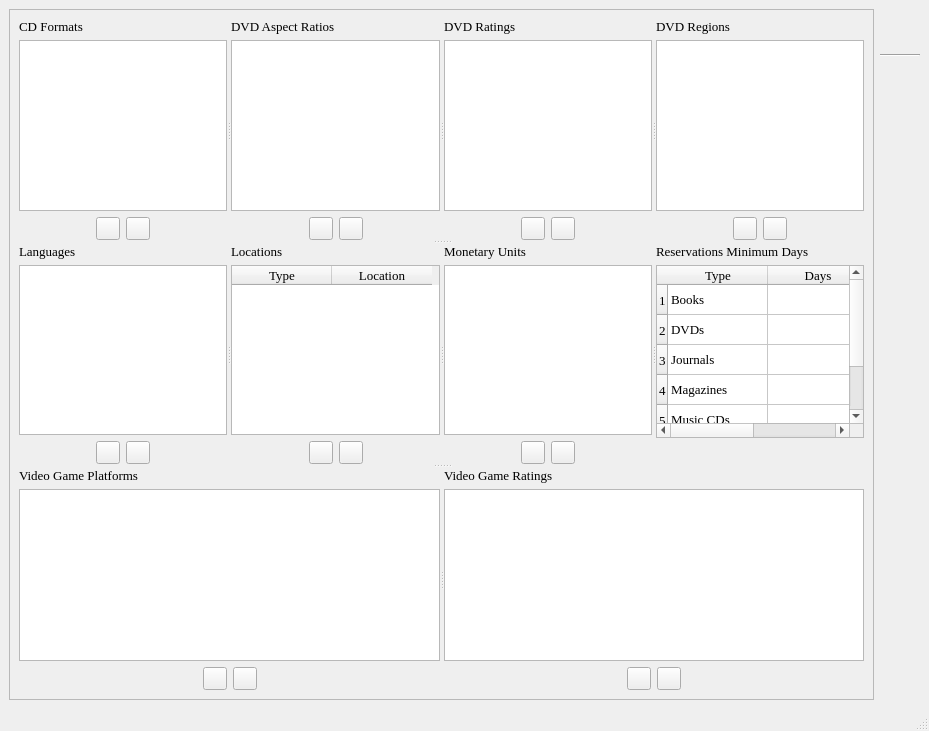
Old version of the form dbenumerations.ui in the repository textbrowser/biblioteq.
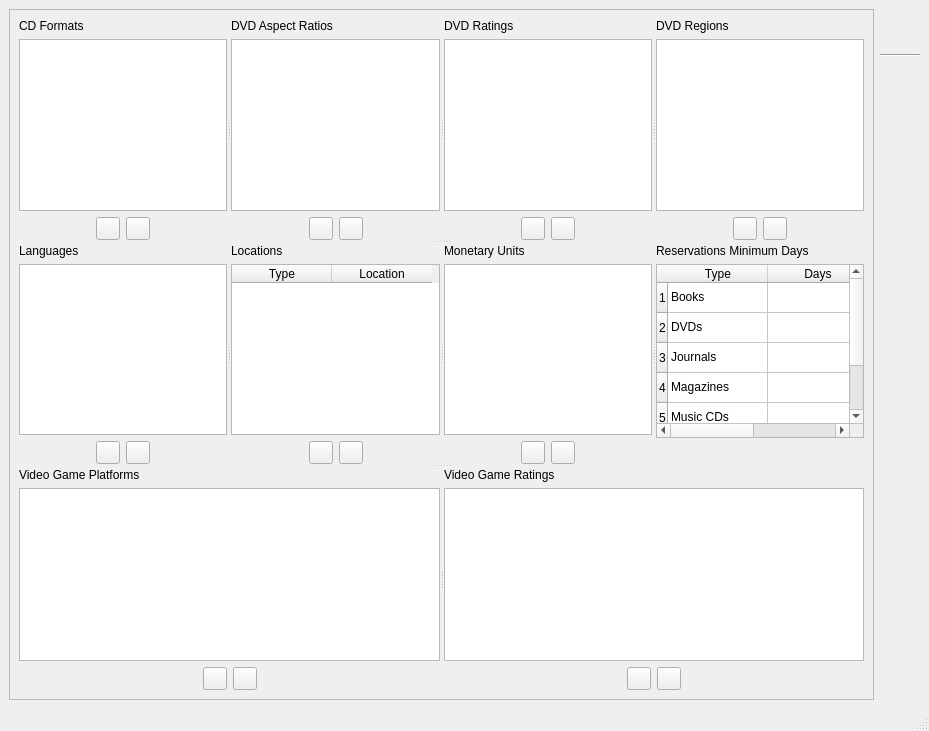
New version of the form. Icons and pictures are not drawn.

Commit message: Default fonts. Do not allow users to set their fonts on OS X systems as this distorts widgets.

The edit to the form file:
```diff
--- a/dbenumerations.ui
+++ b/dbenumerations.ui
@@ -10,12 +10,6 @@
     <height>731</height>
    </rect>
   </property>
-  <property name="font">
-   <font>
-    <family>Times</family>
-    <pointsize>10</pointsize>
-   </font>
-  </property>
   <property name="windowTitle">
    <string>BiblioteQ: Database Enumerations Browser</string>
   </property>
@@ -51,12 +45,6 @@
             <layout class="QVBoxLayout" name="verticalLayout_4">
              <item>
               <widget class="QLabel" name="label_4">
-               <property name="font">
-                <font>
-                 <family>Times</family>
-                 <pointsize>10</pointsize>
-                </font>
-               </property>
                <property name="text">
                 <string>CD Formats</string>
                </property>
@@ -135,12 +123,6 @@
             <layout class="QVBoxLayout" name="verticalLayout_5">
              <item>
               <widget class="QLabel" name="label_5">
-               <property name="font">
-                <font>
-                 <family>Times</family>
-                 <pointsize>10</pointsize>
-                </font>
-               </property>
                <property name="text">
                 <string>DVD Aspect Ratios</string>
                </property>
@@ -219,12 +201,6 @@
             <layout class="QVBoxLayout" name="verticalLayout_6">
              <item>
               <widget class="QLabel" name="label_6">
-               <property name="font">
-                <font>
-                 <family>Times</family>
-                 <pointsize>10</pointsize>
-                </font>
-               </property>
                <property name="text">
                 <string>DVD Ratings</string>
                </property>
@@ -303,12 +279,6 @@
             <layout class="QVBoxLayout" name="verticalLayout_13">
              <item>
               <widget class="QLabel" name="label_13">
-               <property name="font">
-                <font>
-                 <family>Times</family>
-                 <pointsize>10</pointsize>
-                </font>
-               </property>
                <property name="text">
                 <string>DVD Regions</string>
                </property>
@@ -392,12 +362,6 @@
             <layout class="QVBoxLayout" name="verticalLayout_2">
              <item>
               <widget class="QLabel" name="label_2">
-               <property name="font">
-                <font>
-                 <family>Times</family>
-                 <pointsize>10</pointsize>
-                </font>
-               </property>
                <property name="text">
                 <string>Languages</string>
                </property>
@@ -476,12 +440,6 @@
             <layout class="QVBoxLayout" name="_3">
              <item>
               <widget class="QLabel" name="label">
-               <property name="font">
-                <font>
-                 <family>Times</family>
-                 <pointsize>10</pointsize>
-                </font>
-               </property>
                <property name="text">
                 <string>Locations</string>
                </property>
@@ -571,12 +529,6 @@
             <layout class="QVBoxLayout" name="verticalLayout_3">
              <item>
               <widget class="QLabel" name="label_3">
-               <property name="font">
-                <font>
-                 <family>Times</family>
-                 <pointsize>10</pointsize>
-                </font>
-               </property>
                <property name="text">
                 <string>Monetary Units</string>
                </property>
@@ -655,12 +607,6 @@
             <layout class="QVBoxLayout" name="verticalLayout_14">
              <item>
               <widget class="QLabel" name="label_14">
-               <property name="font">
-                <font>
-                 <family>Times</family>
-                 <pointsize>10</pointsize>
-                </font>
-               </property>
                <property name="text">
                 <string>Reservations Minimum Days</string>
                </property>
@@ -855,12 +801,6 @@
            <layout class="QVBoxLayout" name="verticalLayout_16">
             <item>
              <widget class="QLabel" name="label_16">
-              <property name="font">
-               <font>
-                <family>Times</family>
-                <pointsize>10</pointsize>
-               </font>
-              </property>
               <property name="text">
                <string>Video Game Platforms</string>
               </property>
@@ -939,12 +879,6 @@
            <layout class="QVBoxLayout" name="verticalLayout_15">
             <item>
              <widget class="QLabel" name="label_15">
-              <property name="font">
-               <font>
-                <family>Times</family>
-                <pointsize>10</pointsize>
-               </font>
-              </property>
               <property name="text">
                <string>Video Game Ratings</string>
               </property>
```
Left out of the diff: 18 changed lines with no effect on the pictures. The commit also changes 20 other files.
